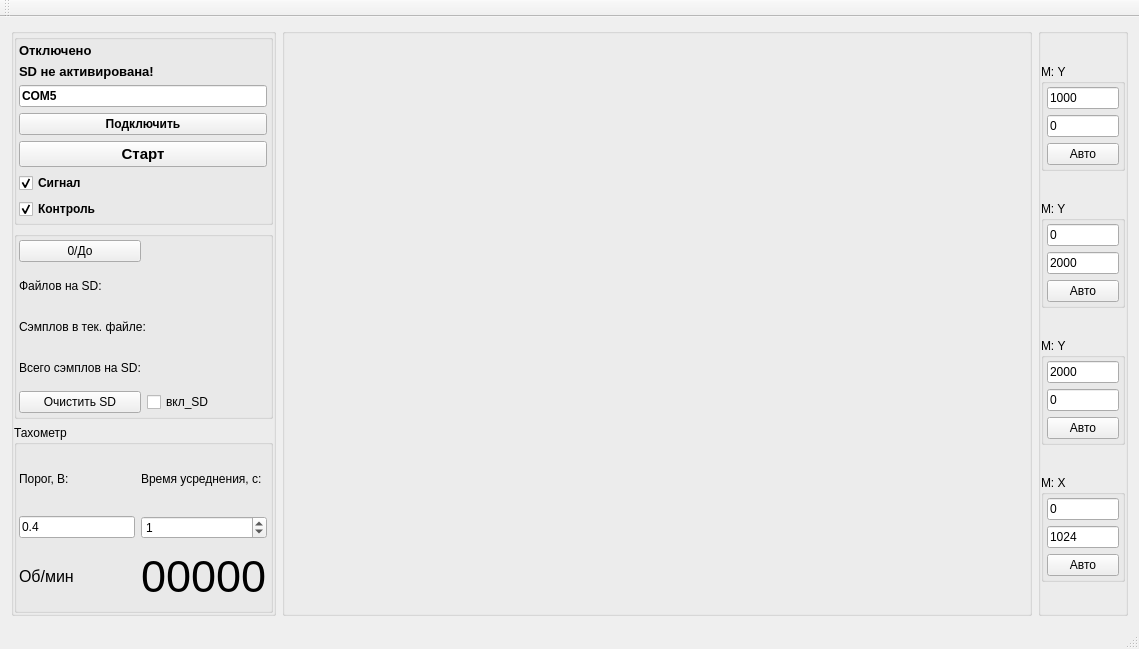
Qt form mainwindow.ui (wlander/Tenzo_client_2.1) before a commit.
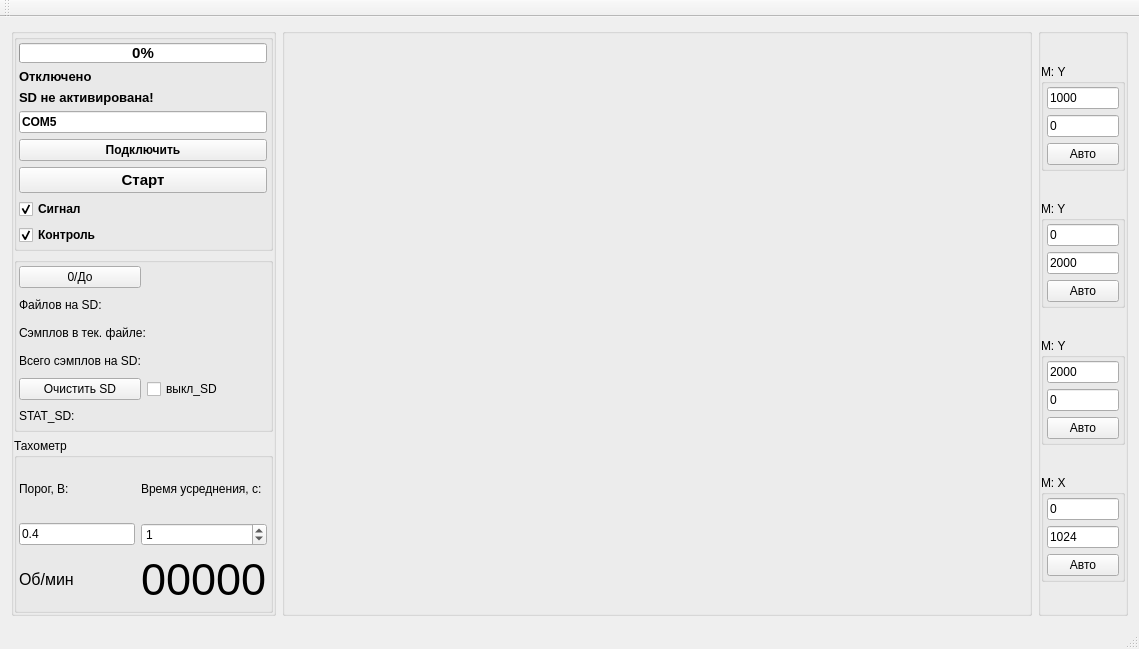
The same form after that commit. Custom widgets are drawn as their Qt base class.

```diff
--- a/mainwindow.ui
+++ b/mainwindow.ui
@@ -155,7 +155,26 @@
           <item row="4" column="1">
            <widget class="QCheckBox" name="checkBox_3">
             <property name="text">
-             <string>вкл_SD</string>
+             <string>выкл_SD</string>
+            </property>
+           </widget>
+          </item>
+          <item row="5" column="0">
+           <widget class="QLabel" name="lbl_stat_sd">
+            <property name="minimumSize">
+             <size>
+              <width>0</width>
+              <height>17</height>
+             </size>
+            </property>
+            <property name="maximumSize">
+             <size>
+              <width>16777215</width>
+              <height>20</height>
+             </size>
+            </property>
+            <property name="text">
+             <string>STAT_SD:</string>
             </property>
            </widget>
           </item>
@@ -205,7 +224,7 @@
           <property name="spacing">
            <number>6</number>
           </property>
-          <item row="3" column="0">
+          <item row="4" column="0">
            <widget class="QPushButton" name="Button_Connect">
             <property name="enabled">
              <bool>true</bool>
@@ -222,7 +241,7 @@
             </property>
            </widget>
           </item>
-          <item row="7" column="0">
+          <item row="8" column="0">
            <widget class="QCheckBox" name="checkBox">
             <property name="font">
              <font>
@@ -239,7 +258,7 @@
             </property>
            </widget>
           </item>
-          <item row="5" column="0">
+          <item row="6" column="0">
            <widget class="QPushButton" name="Button_Start_Stop">
             <property name="font">
              <font>
@@ -253,7 +272,7 @@
             </property>
            </widget>
           </item>
-          <item row="6" column="0">
+          <item row="7" column="0">
            <widget class="QCheckBox" name="checkBox_2">
             <property name="font">
              <font>
@@ -268,7 +287,7 @@
             </property>
            </widget>
           </item>
-          <item row="2" column="0">
+          <item row="3" column="0">
            <widget class="QLineEdit" name="PortNameEdit">
             <property name="minimumSize">
              <size>
@@ -286,7 +305,7 @@
             </property>
            </widget>
           </item>
-          <item row="0" column="0">
+          <item row="1" column="0">
            <widget class="QLabel" name="label_19">
             <property name="font">
              <font>
@@ -300,7 +319,7 @@
             </property>
            </widget>
           </item>
-          <item row="1" column="0">
+          <item row="2" column="0">
            <widget class="QLabel" name="label_2">
             <property name="font">
              <font>
@@ -312,6 +331,34 @@
             </property>
            </widget>
           </item>
+          <item row="0" column="0">
+           <widget class="QProgressBar" name="progressBar">
+            <property name="enabled">
+             <bool>true</bool>
+            </property>
+            <property name="sizePolicy">
+             <sizepolicy hsizetype="Expanding" vsizetype="Fixed">
+              <horstretch>0</horstretch>
+              <verstretch>0</verstretch>
+             </sizepolicy>
+            </property>
+            <property name="minimumSize">
+             <size>
+              <width>0</width>
+              <height>17</height>
+             </size>
+            </property>
+            <property name="maximumSize">
+             <size>
+              <width>16777215</width>
+              <height>20</height>
+             </size>
+            </property>
+            <property name="value">
+             <number>0</number>
+            </property>
+           </widget>
+          </item>
          </layout>
         </widget>
        </item>
```
